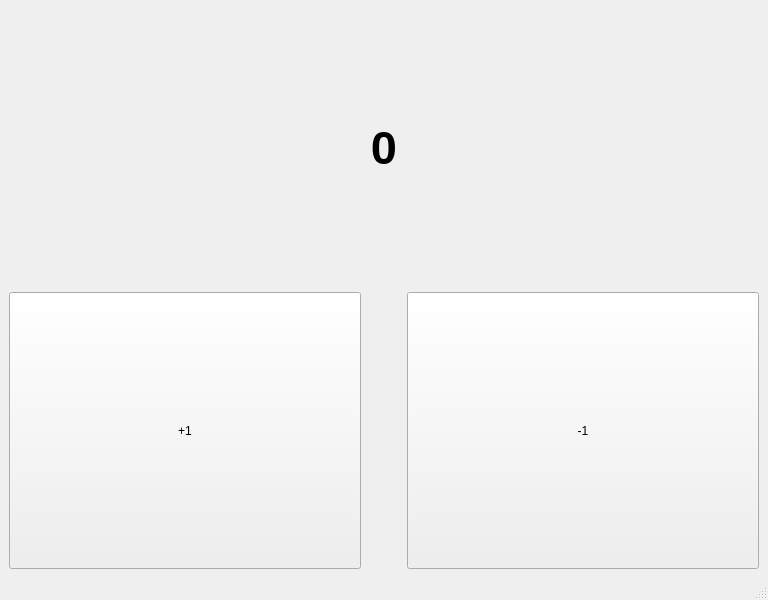
The window that main_window/main_window.ui (Archangel4148/QTApp) describes before a commit, drawn with Qt 5.
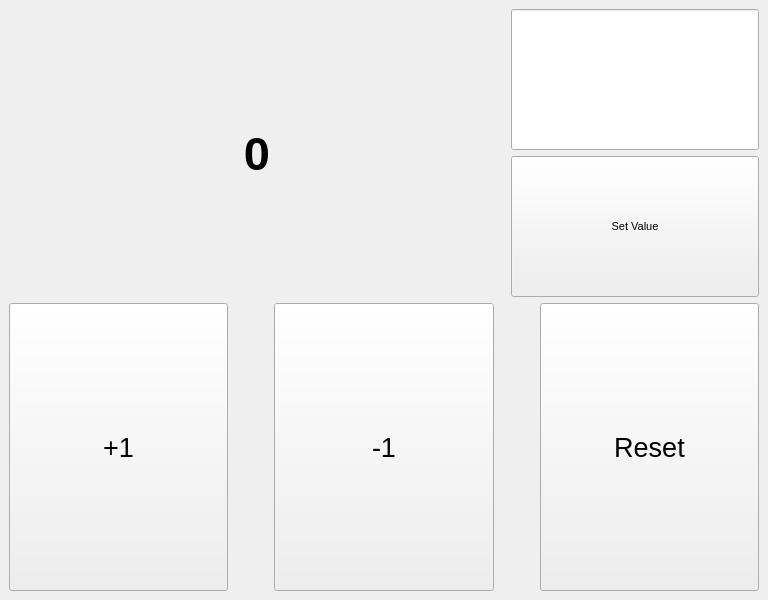
The same window after the commit. Icons and pictures are not drawn.

Commit message: Added functionality to counter, including a reset button, a text input, and a submit button to set the label value to the current text input. Also implemented error handling for invalid inputs

```diff
--- a/main_window/main_window.ui
+++ b/main_window/main_window.ui
@@ -10,12 +10,21 @@
     <height>600</height>
    </rect>
   </property>
+  <property name="font">
+   <font>
+    <pointsize>8</pointsize>
+    <weight>50</weight>
+    <bold>false</bold>
+   </font>
+  </property>
   <property name="windowTitle">
    <string>MainWindow</string>
   </property>
   <widget class="QWidget" name="centralwidget">
    <layout class="QVBoxLayout" name="verticalLayout">
     <item>
+     <layout class="QHBoxLayout" name="horizontalLayout_2" stretch="2,1">
+      <item>
      <widget class="QLabel" name="label">
       <property name="font">
        <font>
@@ -33,9 +42,46 @@
      </widget>
     </item>
     <item>
+       <layout class="QVBoxLayout" name="verticalLayout_2">
+        <item>
+         <widget class="QLineEdit" name="textInput">
+          <property name="sizePolicy">
+           <sizepolicy hsizetype="Minimum" vsizetype="Minimum">
+            <horstretch>0</horstretch>
+            <verstretch>0</verstretch>
+           </sizepolicy>
+          </property>
+          <property name="font">
+           <font>
+            <pointsize>20</pointsize>
+           </font>
+          </property>
+          <property name="text">
+           <string/>
+          </property>
+         </widget>
+        </item>
+        <item>
+         <widget class="QPushButton" name="submitButton">
+          <property name="sizePolicy">
+           <sizepolicy hsizetype="Minimum" vsizetype="Minimum">
+            <horstretch>0</horstretch>
+            <verstretch>0</verstretch>
+           </sizepolicy>
+          </property>
+          <property name="text">
+           <string>Set Value</string>
+          </property>
+         </widget>
+        </item>
+       </layout>
+      </item>
+     </layout>
+    </item>
+    <item>
      <layout class="QGridLayout" name="gridLayout">
       <item row="0" column="0">
-       <layout class="QHBoxLayout" name="horizontalLayout" stretch="0,0,0">
+       <layout class="QHBoxLayout" name="horizontalLayout" stretch="0,0,0,0,0">
         <item>
          <widget class="QPushButton" name="pushButton">
           <property name="sizePolicy">
@@ -44,6 +90,11 @@
             <verstretch>0</verstretch>
            </sizepolicy>
           </property>
+          <property name="font">
+           <font>
+            <pointsize>20</pointsize>
+           </font>
+          </property>
           <property name="text">
            <string>+1</string>
           </property>
@@ -73,28 +124,58 @@
             <verstretch>0</verstretch>
            </sizepolicy>
           </property>
+          <property name="font">
+           <font>
+            <pointsize>20</pointsize>
+           </font>
+          </property>
           <property name="text">
            <string>-1</string>
           </property>
          </widget>
         </item>
+        <item>
+         <spacer name="horizontalSpacer_2">
+          <property name="orientation">
+           <enum>Qt::Horizontal</enum>
+          </property>
+          <property name="sizeType">
+           <enum>QSizePolicy::Maximum</enum>
+          </property>
+          <property name="sizeHint" stdset="0">
+           <size>
+            <width>40</width>
+            <height>20</height>
+           </size>
+          </property>
+         </spacer>
+        </item>
+        <item>
+         <widget class="QPushButton" name="resetButton">
+          <property name="sizePolicy">
+           <sizepolicy hsizetype="Minimum" vsizetype="Minimum">
+            <horstretch>0</horstretch>
+            <verstretch>0</verstretch>
+           </sizepolicy>
+          </property>
+          <property name="font">
+           <font>
+            <pointsize>20</pointsize>
+            <weight>50</weight>
+            <bold>false</bold>
+           </font>
+          </property>
+          <property name="text">
+           <string>Reset</string>
+          </property>
+         </widget>
+        </item>
        </layout>
       </item>
      </layout>
     </item>
    </layout>
   </widget>
-  <widget class="QMenuBar" name="menubar">
-   <property name="geometry">
-    <rect>
-     <x>0</x>
-     <y>0</y>
-     <width>768</width>
-     <height>26</height>
-    </rect>
-   </property>
-  </widget>
-  <widget class="QStatusBar" name="statusbar"/>
  </widget>
  <resources/>
  <connections/>
```
Left out of the diff: 4 changed lines with no effect on the pictures. Lines whose indentation alone changed are shown as unchanged. The commit also changes 4 other files.
